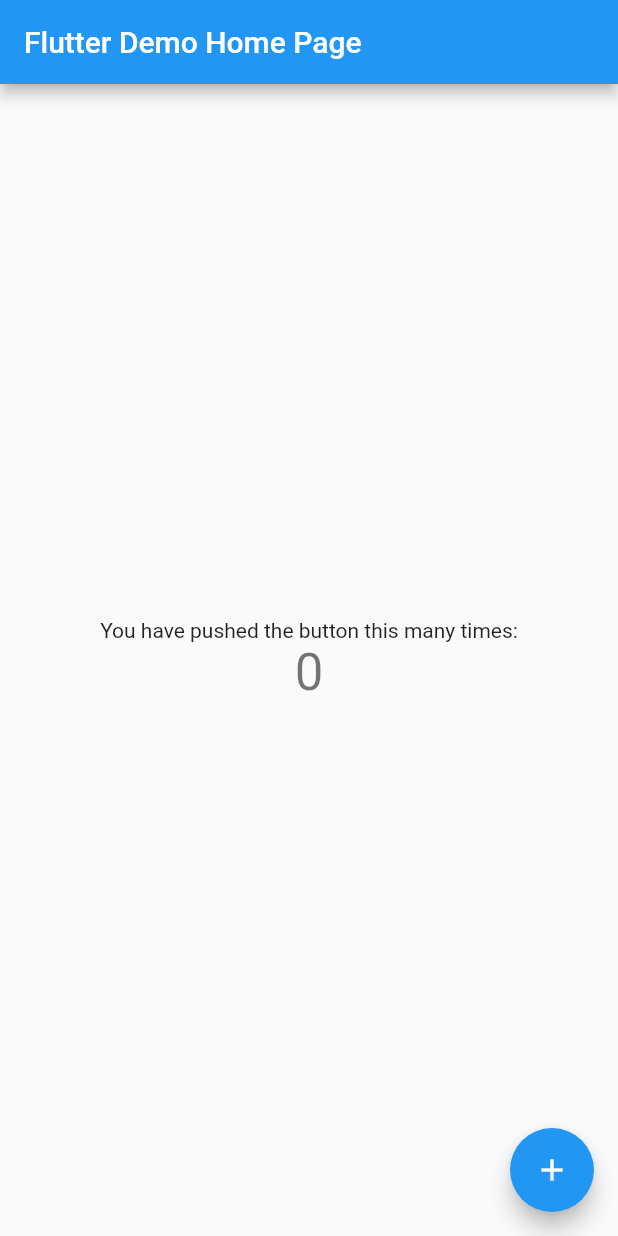
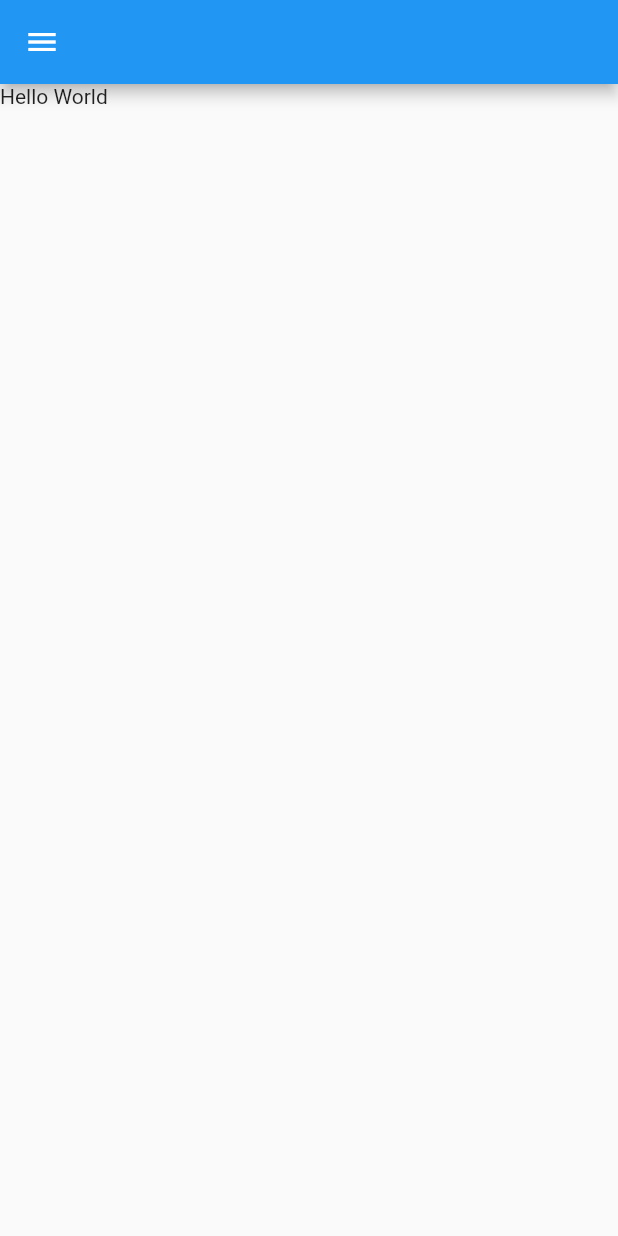
Before and after one commit to Hbilalkhan22/Flutter8_hour_course_Hbilalkhan22, a Flutter app: the screen it shows after launch, on a phone screen of 412 x 824 dp. Run offline on Flutter 3.47's test engine with Material 2 defaults, Android fonts, the phone set to English and light mode, and no system bars.

Commit message:
day one complete

```diff
--- /dev/null
+++ b/lib/home_page.dart
@@ -0,0 +1,15 @@
+import 'package:flutter/material.dart';
+
+
+class MyHome extends StatelessWidget{
+  @override
+  Widget build(BuildContext context) {
+    // TODO: implement build
+    return Scaffold(
+      appBar: AppBar(),
+      body: Text('Hello World'),
+      drawer: Drawer(),
+    );
+  }
+
+}
--- a/lib/main.dart
+++ b/lib/main.dart
@@ -1,115 +1,17 @@
 import 'package:flutter/material.dart';
+import 'home_page.dart';
 
 void main() {
-  runApp(const MyApp());
+  runApp(MyApp());
 }
 
-class MyApp extends StatelessWidget {
-  const MyApp({Key? key}) : super(key: key);
-
-  // This widget is the root of your application.
+class MyApp extends StatelessWidget{
   @override
   Widget build(BuildContext context) {
+    // TODO: implement build
     return MaterialApp(
-      title: 'Flutter Demo',
-      theme: ThemeData(
-        // This is the theme of your application.
-        //
-        // Try running your application with "flutter run". You'll see the
-        // application has a blue toolbar. Then, without quitting the app, try
-        // changing the primarySwatch below to Colors.green and then invoke
-        // "hot reload" (press "r" in the console where you ran "flutter run",
-        // or simply save your changes to "hot reload" in a Flutter IDE).
-        // Notice that the counter didn't reset back to zero; the application
-        // is not restarted.
-        primarySwatch: Colors.blue,
-      ),
-      home: const MyHomePage(title: 'Flutter Demo Home Page'),
+      home: MyHome(),
     );
   }
+
 }
-
-class MyHomePage extends StatefulWidget {
-  const MyHomePage({Key? key, required this.title}) : super(key: key);
-
-  // This widget is the home page of your application. It is stateful, meaning
-  // that it has a State object (defined below) that contains fields that affect
-  // how it looks.
-
-  // This class is the configuration for the state. It holds the values (in this
-  // case the title) provided by the parent (in this case the App widget) and
-  // used by the build method of the State. Fields in a Widget subclass are
-  // always marked "final".
-
-  final String title;
-
-  @override
-  State<MyHomePage> createState() => _MyHomePageState();
-}
-
-class _MyHomePageState extends State<MyHomePage> {
-  int _counter = 0;
-
-  void _incrementCounter() {
-    setState(() {
-      // This call to setState tells the Flutter framework that something has
-      // changed in this State, which causes it to rerun the build method below
-      // so that the display can reflect the updated values. If we changed
-      // _counter without calling setState(), then the build method would not be
-      // called again, and so nothing would appear to happen.
-      _counter++;
-    });
-  }
-
-  @override
-  Widget build(BuildContext context) {
-    // This method is rerun every time setState is called, for instance as done
-    // by the _incrementCounter method above.
-    //
-    // The Flutter framework has been optimized to make rerunning build methods
-    // fast, so that you can just rebuild anything that needs updating rather
-    // than having to individually change instances of widgets.
-    return Scaffold(
-      appBar: AppBar(
-        // Here we take the value from the MyHomePage object that was created by
-        // the App.build method, and use it to set our appbar title.
-        title: Text(widget.title),
-      ),
-      body: Center(
-        // Center is a layout widget. It takes a single child and positions it
-        // in the middle of the parent.
-        child: Column(
-          // Column is also a layout widget. It takes a list of children and
-          // arranges them vertically. By default, it sizes itself to fit its
-          // children horizontally, and tries to be as tall as its parent.
-          //
-          // Invoke "debug painting" (press "p" in the console, choose the
-          // "Toggle Debug Paint" action from the Flutter Inspector in Android
-          // Studio, or the "Toggle Debug Paint" command in Visual Studio Code)
-          // to see the wireframe for each widget.
-          //
-          // Column has various properties to control how it sizes itself and
-          // how it positions its children. Here we use mainAxisAlignment to
-          // center the children vertically; the main axis here is the vertical
-          // axis because Columns are vertical (the cross axis would be
-          // horizontal).
-          mainAxisAlignment: MainAxisAlignment.center,
-          children: <Widget>[
-            const Text(
-              'You have pushed the button this many times:',
-            ),
-            Text(
-              '$_counter',
-              style: Theme.of(context).textTheme.headline4,
-            ),
-          ],
-        ),
-      ),
-      floatingActionButton: FloatingActionButton(
-        onPressed: _incrementCounter,
-        tooltip: 'Increment',
-        child: const Icon(Icons.add),
-      ), // This trailing comma makes auto-formatting nicer for build methods.
-    );
-  }
-}
```
Also changed, not shown: 1 other file.
